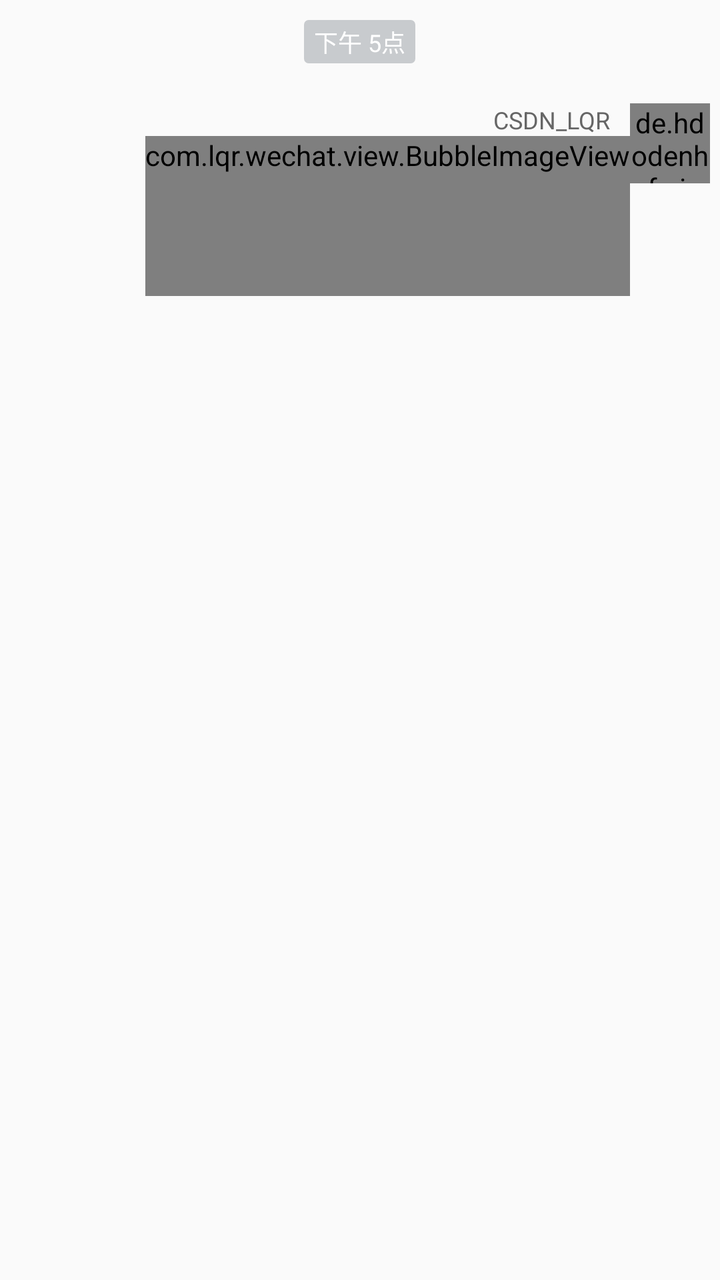
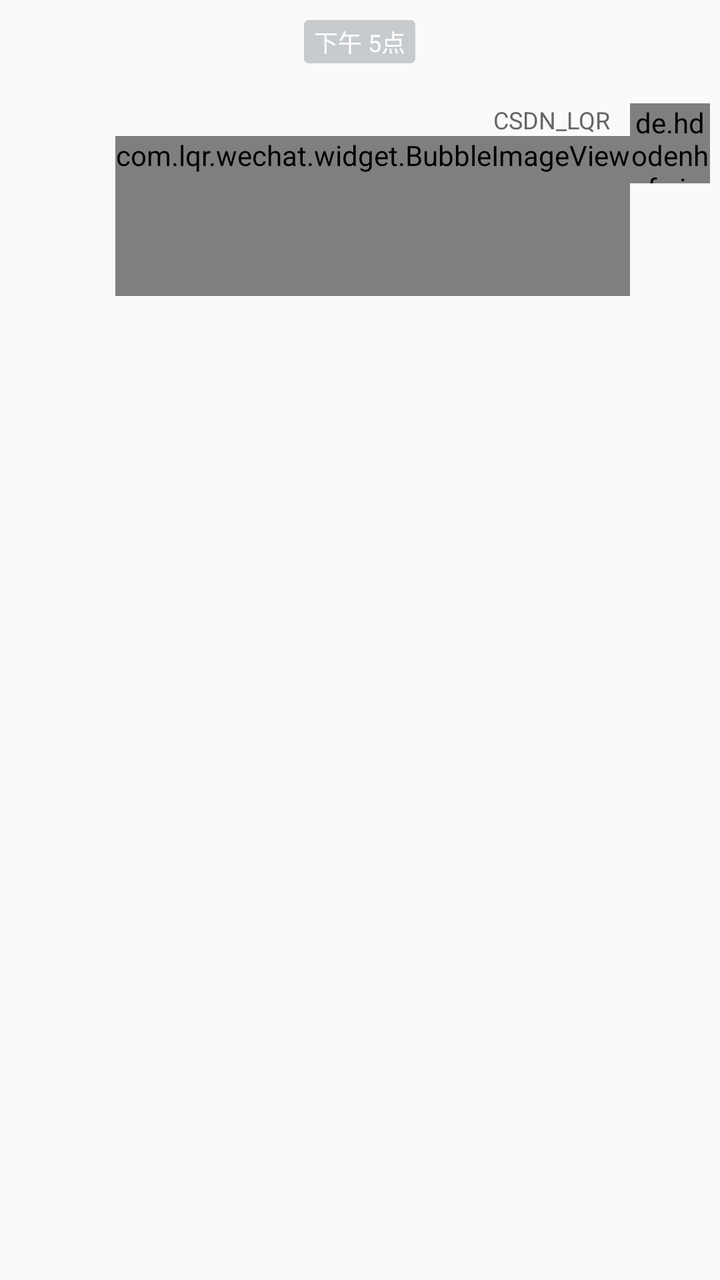

Two renders of the same Android screen: before a commit and after it. Below are the layout's source before the change and the commit's diff.
<!-- AndroidManifest.xml: application theme AppTheme -->
<!-- res/layout/item_image_send.xml -->
<?xml version="1.0" encoding="utf-8"?>
<LinearLayout xmlns:android="http://schemas.android.com/apk/res/android"
              xmlns:app="http://schemas.android.com/apk/res-auto"
              android:layout_width="match_parent"
              android:layout_height="match_parent"
              android:orientation="vertical">

    

    <TextView
        android:id="@+id/tvTime"
        android:layout_width="wrap_content"
        android:layout_height="wrap_content"
        android:layout_gravity="center_horizontal"
        android:layout_margin="10dp"
        android:background="@drawable/shape_notification_bg"
        android:gravity="center"
        android:paddingBottom="2dp"
        android:paddingLeft="5dp"
        android:paddingRight="5dp"
        android:paddingTop="2dp"
        android:text="下午 5点"
        android:textColor="#fff"
        android:textSize="12sp"/>

    <LinearLayout
        android:layout_width="wrap_content"
        android:layout_height="wrap_content"
        android:layout_gravity="right"
        android:gravity="right"
        android:orientation="horizontal"
        android:paddingBottom="20dp"
        android:paddingLeft="5dp"
        android:paddingRight="5dp"
        android:paddingTop="10dp">

        

        <LinearLayout
            android:id="@+id/llError"
            android:layout_width="wrap_content"
            android:layout_height="wrap_content"
            android:layout_gravity="center"
            android:visibility="gone">

            <TextView
                android:id="@+id/tvRetry"
                android:layout_width="wrap_content"
                android:layout_height="wrap_content"
                android:layout_gravity="center"
                android:text="重试"/>

            <de.hdodenhof.circleimageview.CircleImageView
                android:id="@+id/ivError"
                android:layout_width="20dp"
                android:layout_height="20dp"
                android:layout_gravity="center"
                android:layout_margin="5dp"
                android:src="@mipmap/img_error"/>
        </LinearLayout>

        <LinearLayout
            android:layout_width="wrap_content"
            android:layout_height="wrap_content"
            android:gravity="right"
            android:orientation="vertical">

            <TextView
                android:id="@+id/tvName"
                android:layout_width="wrap_content"
                android:layout_height="wrap_content"
                android:layout_marginRight="10dp"
                android:text="CSDN_LQR"
                android:textColor="#666666"
                android:textSize="12sp"
                android:visibility="visible"/>
            
            <com.lqr.wechat.view.BubbleImageView
                android:id="@+id/bivPic"
                android:layout_width="wrap_content"
                android:layout_height="wrap_content"
                android:adjustViewBounds="true"
                android:maxHeight="150dp"
                android:minHeight="80dp"
                android:minWidth="80dp"
                android:scaleType="fitCenter"
                app:bubble_angle="10dp"
                app:bubble_arrowHeight="10dp"
                app:bubble_arrowLocation="right"
                app:bubble_arrowOffset="-5dp"
                app:bubble_arrowTop="20dp"
                app:bubble_arrowWidth="8dp"
                />

        </LinearLayout>
        

        <de.hdodenhof.circleimageview.CircleImageView
            android:id="@+id/ivAvatar"
            android:layout_width="40dp"
            android:layout_height="40dp"
            android:focusable="false"
            android:focusableInTouchMode="false"
            android:src="@mipmap/default_header"/>
    </LinearLayout>

</LinearLayout>
<!-- resources referenced by this layout -->
<resources>
  <!-- drawable shape_notification_bg (drawable) -->
  <?xml version="1.0" encoding="UTF-8"?>
  <shape xmlns:android="http://schemas.android.com/apk/res/android">
      <solid android:color="#C8CBCE" />
      <corners android:radius="2dip"/>
      <stroke
          android:width="0.5dip"
          android:color="#C8CBCE" />
  </shape>
  <!-- mipmap default_header: jpg bitmap (mipmap-hdpi, 49500 bytes) -->
  <!-- mipmap img_error: png bitmap (mipmap-hdpi, 820 bytes) -->
  <style name="AppTheme" parent="Theme.AppCompat.Light">
          
          <item name="colorPrimary">@color/colorPrimary</item>
          <item name="colorPrimaryDark">@color/colorPrimarydark</item>
          <item name="colorAccent">@color/coloraccent</item>
          
          <item name="windowNoTitle">true</item>
          <item name="windowActionBar">false</item>
          
          <item name="android:windowAnimationStyle">@style/activityAnimation</item>
      </style>
  <color name="colorPrimary">#393A3F</color>
  <color name="colorPrimarydark">#303135</color>
  <color name="coloraccent">#7e7e7e</color>
  <style name="activityAnimation" parent="@android:style/Animation">
          <item name="android:activityOpenEnterAnimation">@anim/slide_right_in</item>
          <item name="android:activityOpenExitAnimation">@anim/slide_left_out</item>
          <item name="android:activityCloseEnterAnimation">@anim/slide_left_in</item>
          <item name="android:activityCloseExitAnimation">@anim/slide_right_out</item>
      </style>
</resources>

<!-- the commit's change to res/layout/item_image_send.xml (unified diff, before → after) -->
@@ -75,7 +75,7 @@
                 android:textSize="12sp"
                 android:visibility="visible"/>
             
-            <com.lqr.wechat.view.BubbleImageView
+            <com.lqr.wechat.widget.BubbleImageView
                 android:id="@+id/bivPic"
                 android:layout_width="wrap_content"
                 android:layout_height="wrap_content"
<!-- resource entries referenced after the edit -->
@@ -11,20 +11,17 @@
   </shape>
   <!-- mipmap default_header: jpg bitmap (mipmap-hdpi, 49500 bytes) -->
   <!-- mipmap img_error: png bitmap (mipmap-hdpi, 820 bytes) -->
-  <style name="AppTheme" parent="Theme.AppCompat.Light">
+  <style name="AppTheme" parent="Theme.AppCompat.Light.NoActionBar">
           
           <item name="colorPrimary">@color/colorPrimary</item>
-          <item name="colorPrimaryDark">@color/colorPrimarydark</item>
-          <item name="colorAccent">@color/coloraccent</item>
-          
-          <item name="windowNoTitle">true</item>
-          <item name="windowActionBar">false</item>
+          <item name="colorPrimaryDark">@color/colorPrimaryDark</item>
+          <item name="colorAccent">@color/colorAccent</item>
           
           <item name="android:windowAnimationStyle">@style/activityAnimation</item>
       </style>
   <color name="colorPrimary">#393A3F</color>
-  <color name="colorPrimarydark">#303135</color>
-  <color name="coloraccent">#7e7e7e</color>
+  <color name="colorPrimaryDark">#303135</color>
+  <color name="colorAccent">#7e7e7e</color>
   <style name="activityAnimation" parent="@android:style/Animation">
           <item name="android:activityOpenEnterAnimation">@anim/slide_right_in</item>
           <item name="android:activityOpenExitAnimation">@anim/slide_left_out</item>
